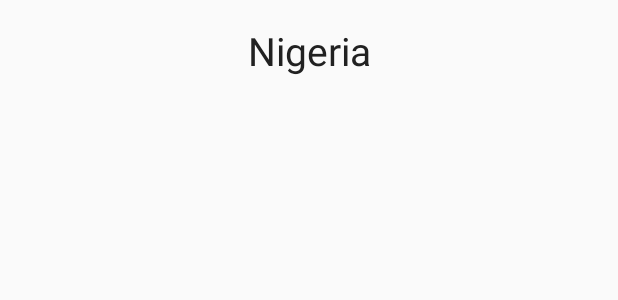
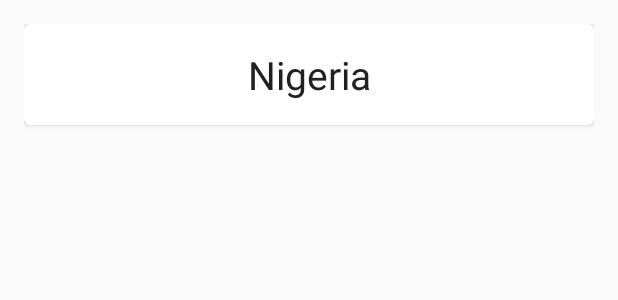
Before and after one commit to fadelakin/days-before, an Android app: the layout day_item.xml on its own in the app's theme, with its tools: preview values and no code run, on a phone screen of 412 x 824 dp. Shown: the top 300 px of the screen. Run offline under Robolectric (Android 15) with nearby library versions, the phone set to English and light mode, and no system bars.

```diff
--- a/app/build.gradle
+++ b/app/build.gradle
@@ -42,6 +42,7 @@ dependencies {
     compile 'com.android.support:design:23.2.1'
     compile "com.android.support:support-v4:23.1.1"
     compile "com.android.support:support-v13:23.1.1"
+    compile 'com.android.support:cardview-v7:23.1.1'
     compile('com.github.afollestad.material-dialogs:core:0.8.5.7@aar') {
         transitive = true
     }
--- a/app/src/main/java/com/fisheradelakin/daysbefore/Day.java
+++ b/app/src/main/java/com/fisheradelakin/daysbefore/Day.java
@@ -20,7 +20,6 @@ public class Day extends RealmObject implements Serializable {
     @Required
     private String timestamp;
 
-    @Required
     private int color;
 
     public Date getDate() {
--- a/app/src/main/java/com/fisheradelakin/daysbefore/DayAdapter.java
+++ b/app/src/main/java/com/fisheradelakin/daysbefore/DayAdapter.java
@@ -7,6 +7,7 @@ import android.view.LayoutInflater;
 import android.view.View;
 import android.view.ViewGroup;
 
+import butterknife.ButterKnife;
 import io.realm.RealmResults;
 
 /**
@@ -41,8 +42,12 @@ public class DayAdapter extends RecyclerView.Adapter<DayAdapter.ViewHolder> {
     }
 
     public class ViewHolder extends RecyclerView.ViewHolder implements View.OnClickListener {
+
+
+
         public ViewHolder(View itemView) {
             super(itemView);
+            ButterKnife.bind(this, itemView);
 
             itemView.setOnClickListener(this);
         }
--- a/app/src/main/res/layout/day_item.xml
+++ b/app/src/main/res/layout/day_item.xml
@@ -6,12 +6,25 @@
               android:layout_height="match_parent"
               android:padding="16dp">
 
+    <android.support.v7.widget.CardView
+        xmlns:card_view="http://schemas.android.com/apk/res-auto"
+        android:id="@+id/card_view"
+        android:layout_gravity="center"
+        android:layout_width="match_parent"
+        android:layout_height="wrap_content"
+        card_view:cardCornerRadius="4dp"
+        >
+
         <TextView android:layout_width="match_parent"
                   android:layout_height="wrap_content"
                   tools:text="Nigeria"
+                  android:layout_gravity="center"
                   android:gravity="center_horizontal"
                   android:textColor="@color/colorPrimaryText"
                   android:textSize="26sp"
-              android:fontFamily="sans-serif-normal"/>
+                  android:fontFamily="sans-serif-normal"
+                  android:padding="16dp"/>
+
+    </android.support.v7.widget.CardView>
 
 </LinearLayout>
```
Also changed, not shown: app/src/main/java/com/fisheradelakin/daysbefore/NewDayActivity.java (+2 -8 lines). Lines whose indentation alone changed are shown as unchanged.
